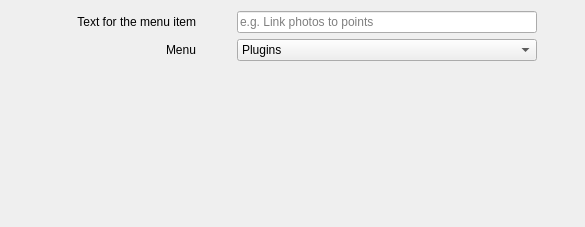
Above: plugin_templates/toolbutton_with_dialog/wizard_form_base.ui from g-sherman/Qgis-Plugin-Builder before the change. Below: the same form after it.
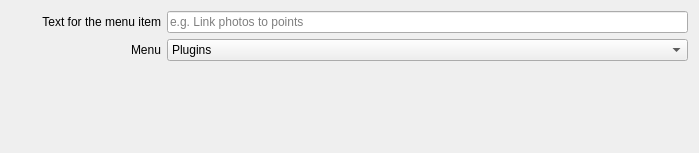
That is the form after the change.

Patch:
```diff
--- a/plugin_templates/toolbutton_with_dialog/wizard_form_base.ui
+++ b/plugin_templates/toolbutton_with_dialog/wizard_form_base.ui
@@ -6,8 +6,8 @@
    <rect>
     <x>0</x>
     <y>0</y>
-    <width>585</width>
-    <height>227</height>
+    <width>699</width>
+    <height>153</height>
    </rect>
   </property>
   <layout class="QGridLayout" name="gridLayout">
@@ -21,7 +21,7 @@
      </property>
      <property name="maximumSize">
       <size>
-       <width>150</width>
+       <width>16777215</width>
        <height>16777215</height>
       </size>
      </property>
@@ -75,7 +75,7 @@
      </property>
      <property name="maximumSize">
       <size>
-       <width>150</width>
+       <width>16777215</width>
        <height>16777215</height>
       </size>
      </property>
@@ -100,7 +100,7 @@
      </property>
      <property name="maximumSize">
       <size>
-       <width>300</width>
+       <width>16777215</width>
        <height>16777215</height>
       </size>
      </property>
```
